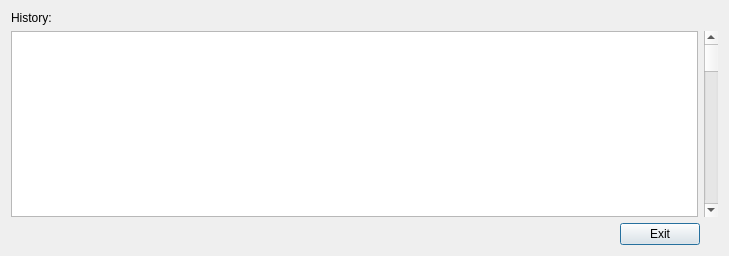
Before: the Qt Designer form mapclient/widgets/qt/loginformation.ui in MusculoskeletalAtlasProject/mapclient-archived, drawn with Qt 5.
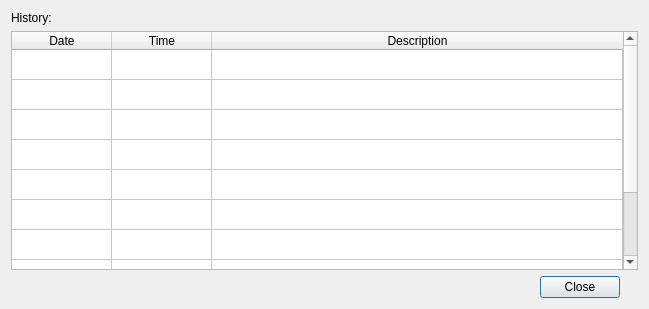
After: the same form once the commit is applied.

Commit message:
Connected Log Information button to UI dialog.
Added ignore for Spyder workspace. Added name to credits. Set maximum
and minimum window size for log info dialog. Deleted scroll bar from UI.

```diff
--- a/mapclient/widgets/qt/loginformation.ui
+++ b/mapclient/widgets/qt/loginformation.ui
@@ -6,10 +6,22 @@
    <rect>
     <x>0</x>
     <y>0</y>
-    <width>729</width>
-    <height>256</height>
+    <width>649</width>
+    <height>309</height>
    </rect>
   </property>
+  <property name="minimumSize">
+   <size>
+    <width>400</width>
+    <height>200</height>
+   </size>
+  </property>
+  <property name="maximumSize">
+   <size>
+    <width>1000</width>
+    <height>600</height>
+   </size>
+  </property>
   <property name="windowTitle">
    <string>Log Information</string>
   </property>
@@ -24,13 +36,88 @@
       </widget>
      </item>
      <item row="1" column="0">
-      <widget class="QTableWidget" name="error_table"/>
-     </item>
-     <item row="1" column="1">
-      <widget class="QScrollBar" name="verticalScrollBar">
-       <property name="orientation">
-        <enum>Qt::Vertical</enum>
+      <widget class="QTableWidget" name="error_table">
+       <property name="mouseTracking">
+        <bool>false</bool>
        </property>
+       <property name="inputMethodHints">
+        <set>Qt::ImhDate|Qt::ImhHiddenText|Qt::ImhTime</set>
+       </property>
+       <property name="tabKeyNavigation">
+        <bool>false</bool>
+       </property>
+       <property name="showDropIndicator" stdset="0">
+        <bool>false</bool>
+       </property>
+       <property name="dragDropOverwriteMode">
+        <bool>false</bool>
+       </property>
+       <property name="gridStyle">
+        <enum>Qt::SolidLine</enum>
+       </property>
+       <property name="sortingEnabled">
+        <bool>true</bool>
+       </property>
+       <property name="cornerButtonEnabled">
+        <bool>true</bool>
+       </property>
+       <property name="rowCount">
+        <number>10</number>
+       </property>
+       <attribute name="horizontalHeaderCascadingSectionResizes">
+        <bool>false</bool>
+       </attribute>
+       <attribute name="horizontalHeaderDefaultSectionSize">
+        <number>100</number>
+       </attribute>
+       <attribute name="horizontalHeaderHighlightSections">
+        <bool>true</bool>
+       </attribute>
+       <attribute name="horizontalHeaderStretchLastSection">
+        <bool>true</bool>
+       </attribute>
+       <attribute name="verticalHeaderVisible">
+        <bool>false</bool>
+       </attribute>
+       <attribute name="verticalHeaderCascadingSectionResizes">
+        <bool>false</bool>
+       </attribute>
+       <attribute name="verticalHeaderHighlightSections">
+        <bool>false</bool>
+       </attribute>
+       <row/>
+       <row/>
+       <row/>
+       <row/>
+       <row/>
+       <row/>
+       <row/>
+       <row/>
+       <row/>
+       <row/>
+       <column>
+        <property name="text">
+         <string>Date</string>
+        </property>
+       </column>
+       <column>
+        <property name="text">
+         <string>Time</string>
+        </property>
+       </column>
+       <column>
+        <property name="text">
+         <string>Description</string>
+        </property>
+        <property name="textAlignment">
+         <set>AlignHCenter|AlignVCenter|AlignCenter</set>
+        </property>
+       </column>
+       <item row="0" column="0">
+        <property name="text">
+         <string/>
+        </property>
+       </item>
       </widget>
      </item>
     </layout>
@@ -53,7 +140,7 @@
      <item>
       <widget class="QPushButton" name="exitWindowButton">
        <property name="text">
-        <string>Exit</string>
+        <string>Close</string>
        </property>
       </widget>
      </item>
```
Left out of the diff: 21 changed lines with no effect on the pictures. The commit also changes 6 other files.
